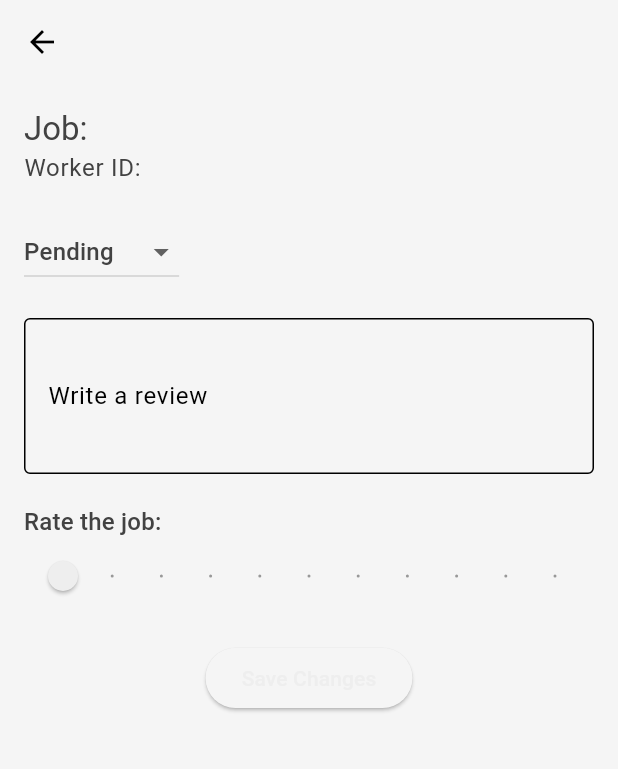
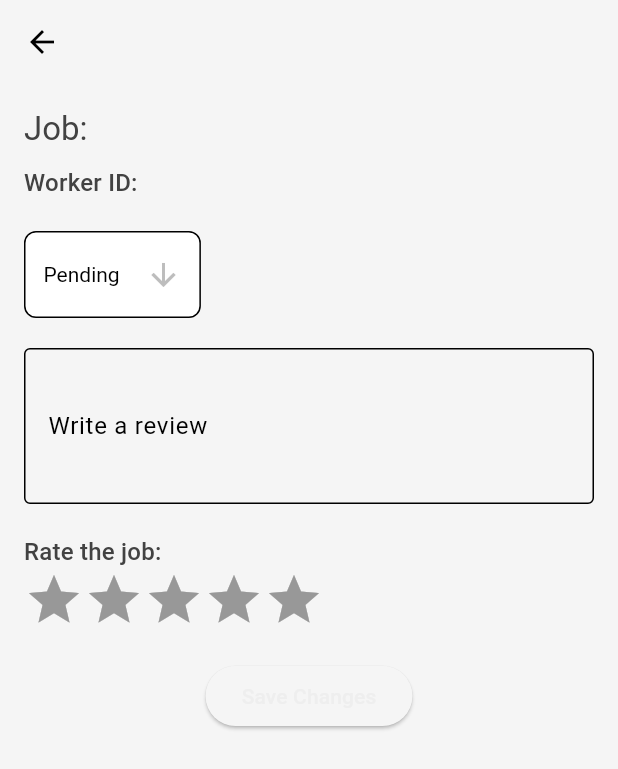
Before and after one commit to HamzaAbuSafiayh/Final-Project, a Flutter app: the OrderDetailsPage screen opened directly with empty values, on a phone screen of 412 x 824 dp. Shown: the top 769 px of the screen. Run offline on Flutter 3.47's test engine with Material 3 defaults, Android fonts, the phone set to English and light mode, and no system bars; drawn by our look-alikes of flutter_rating_bar; our stand-ins replace carousel_slider, cloud_firestore, firebase_auth, firebase_core, firebase_storage, flutter_bloc and 1 more; accounts and stored records are empty; network calls fail.

```diff
--- a/lib/pages/order_details_page.dart
+++ b/lib/pages/order_details_page.dart
@@ -1,5 +1,6 @@
 import 'package:finalproject/models/order_model.dart';
 import 'package:flutter/material.dart';
+import 'package:flutter_rating_bar/flutter_rating_bar.dart';
 
 class OrderDetailsPage extends StatefulWidget {
   const OrderDetailsPage({super.key});
@@ -9,22 +10,15 @@ class OrderDetailsPage extends StatefulWidget {
 }
 
 class _OrderDetailsPageState extends State<OrderDetailsPage> {
-  late OrderModel order; // The order model
-  late String currentStatus; // Ensure it's initialized properly
+  String dropdownValue = 'Pending';
   final TextEditingController reviewController = TextEditingController();
   double rating = 0.0;
 
   @override
-  void didChangeDependencies() {
-    super.didChangeDependencies();
-    order = ModalRoute.of(context)!.settings.arguments as OrderModel;
-    currentStatus = (order.status == 'Pending' || order.status == 'Completed')
-        ? order.status
-        : 'Pending'; // Initialize with the current status or default to 'Pending'
-  }
+  Widget build(BuildContext context) {
+    final order = ModalRoute.of(context)!.settings.arguments as OrderModel;
+    final theme = Theme.of(context);
 
-  @override
-  Widget build(BuildContext context) {
     return Scaffold(
       appBar: AppBar(
         title: Text(order.job),
@@ -36,28 +30,15 @@ class _OrderDetailsPageState extends State<OrderDetailsPage> {
           children: [
             Text(
               'Job: ${order.job}',
-              style: Theme.of(context).textTheme.titleLarge,
+              style: theme.textTheme.titleLarge,
             ),
+            const SizedBox(height: 10),
             Text(
               'Worker ID: ${order.workerId}',
-              style: Theme.of(context).textTheme.bodyLarge,
+              style: theme.textTheme.titleMedium,
             ),
             const SizedBox(height: 20),
-            DropdownButton<String>(
-              value: currentStatus,
-              items: <String>['Pending', 'Completed']
-                  .map<DropdownMenuItem<String>>((String value) {
-                return DropdownMenuItem<String>(
-                  value: value,
-                  child: Text(value),
-                );
-              }).toList(),
-              onChanged: (String? newValue) {
-                setState(() {
-                  currentStatus = newValue!;
-                });
-              },
-            ),
+            _buildDropdownButton(theme),
             const SizedBox(height: 20),
             TextField(
               controller: reviewController,
@@ -70,15 +51,19 @@ class _OrderDetailsPageState extends State<OrderDetailsPage> {
             const SizedBox(height: 20),
             Text(
               'Rate the job:',
-              style: Theme.of(context).textTheme.titleMedium,
+              style: theme.textTheme.titleMedium,
             ),
-            Slider(
-              min: 0.0,
-              max: 5.0,
-              divisions: 10,
-              label: '${rating.toStringAsFixed(1)} Stars',
-              value: rating,
-              onChanged: (newRating) {
+            RatingBar.builder(
+              initialRating: rating,
+              minRating: 1,
+              direction: Axis.horizontal,
+              allowHalfRating: false,
+              itemCount: 5,
+              itemBuilder: (context, _) => const Icon(
+                Icons.star,
+                color: Colors.amber,
+              ),
+              onRatingUpdate: (newRating) {
                 setState(() {
                   rating = newRating;
                 });
@@ -89,7 +74,6 @@ class _OrderDetailsPageState extends State<OrderDetailsPage> {
               child: ElevatedButton(
                 onPressed: () {
                   // Handle the save operation with new status, review, and rating
-                  // For example, you might update the order in a database
                   saveOrderDetails();
                 },
                 child: const Text('Save Changes'),
@@ -101,7 +85,38 @@ class _OrderDetailsPageState extends State<OrderDetailsPage> {
     );
   }
 
-  void saveOrderDetails() {}
+  Widget _buildDropdownButton(ThemeData theme) {
+    return Container(
+      padding: const EdgeInsets.symmetric(horizontal: 12, vertical: 4),
+      decoration: BoxDecoration(
+        color: theme.colorScheme.background,
+        borderRadius: BorderRadius.circular(8),
+        border: Border.all(color: theme.colorScheme.onSurface),
+      ),
+      child: DropdownButtonHideUnderline(
+        child: DropdownButton<String>(
+          value: dropdownValue,
+          icon: Icon(Icons.arrow_downward, color: theme.colorScheme.secondary),
+          iconSize: 24,
+          elevation: 16,
+          style: TextStyle(color: theme.colorScheme.onSurface),
+          onChanged: (String? newValue) {
+            setState(() {
+              dropdownValue = newValue!;
+            });
+          },
+          items: const [
+            DropdownMenuItem(value: 'Pending', child: Text('Pending')),
+            DropdownMenuItem(value: 'Completed', child: Text('Completed')),
+          ],
+        ),
+      ),
+    );
+  }
+
+  void saveOrderDetails() {
+    // Implement your save logic here, e.g., updating the order in the database
+  }
 
   @override
   void dispose() {
--- a/lib/routes/api_paths.dart
+++ b/lib/routes/api_paths.dart
@@ -5,4 +5,5 @@ class ApiPaths {
   static String messages(String userId, String workerId) =>
       'chats/${userId}_$workerId/messages';
   static String chatRooms() => 'chats';
+  static String ratingsAndReviews(String workerID) => 'workers/$workerID/customersReviews';
 }
--- a/pubspec.yaml
+++ b/pubspec.yaml
@@ -37,7 +37,7 @@ dependencies:
   flutter:
     sdk: flutter
   flutter_bloc: ^8.1.5
-  full_screen_image: ^2.0.0
+  flutter_rating_bar: ^4.0.1
   geocoding: ^3.0.0
   geolocator: ^12.0.0
   image_picker: ^1.1.1
```
Also changed, not shown: lib/components/order_card.dart (+30 -5 lines), lib/models/review_model.dart (added, +70 -0 lines), lib/pages/tasker_profile.dart (+158 -60 lines), lib/services/rating_reviews_services.dart (added, +18 -0 lines), lib/view_models/reviews_cubit/reviews_cubit.dart (added, +20 -0 lines), lib/view_models/reviews_cubit/reviews_state.dart (added, +19 -0 lines), lib/pages/loginpage.dart (line endings or trailing spaces), pubspec.lock.
